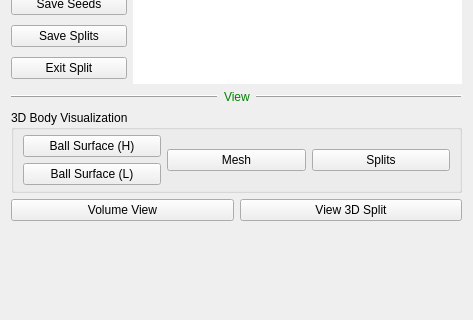
First picture: the form in neurolabi/gui/flyem/flyemsplitcontrolform.ui, repository janelia-flyem/NeuTu, before the edit; both pictures show x 0 to 473 and y 139 to 459 of the 473 by 643 pixel window.
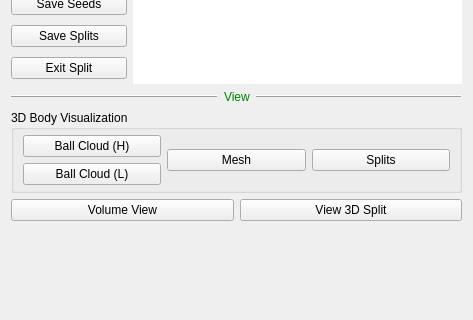
Second picture: the form after the edit. Icons and pictures are not drawn. Custom widgets are drawn as their Qt base class.

```diff
--- a/neurolabi/gui/flyem/flyemsplitcontrolform.ui
+++ b/neurolabi/gui/flyem/flyemsplitcontrolform.ui
@@ -255,7 +255,7 @@
            <string>3D body visualization (high resolution ball surface)</string>
           </property>
           <property name="text">
-           <string>Ball Surface (H)</string>
+           <string>Ball Cloud (H)</string>
           </property>
          </widget>
         </item>
@@ -265,7 +265,7 @@
            <string>3D body visualization (low resolution ball surface)</string>
           </property>
           <property name="text">
-           <string>Ball Surface (L)</string>
+           <string>Ball Cloud (L)</string>
           </property>
          </widget>
         </item>
```
